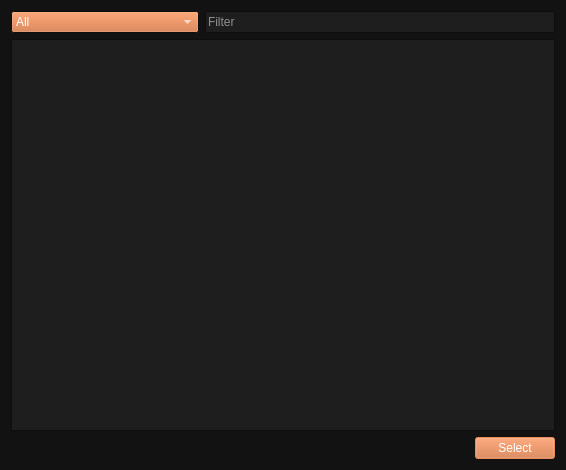
metootem/TF2-Dedicated-Server-Manager, file ui/selectmapdialog.ui: the form before one commit.
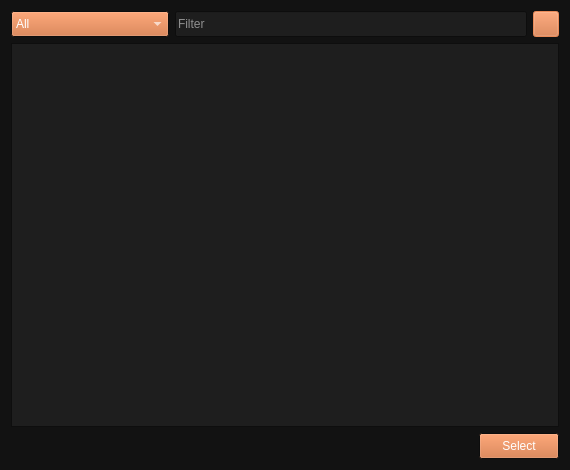
The form after the commit. Icons and pictures are not drawn.

Commit message: Select map optimizations and added a reload button

Patch:
```diff
--- a/ui/selectmapdialog.ui
+++ b/ui/selectmapdialog.ui
@@ -350,6 +350,18 @@
      </property>
      <item>
       <widget class="QComboBox" name="cmbFilter">
+       <property name="minimumSize">
+        <size>
+         <width>158</width>
+         <height>26</height>
+        </size>
+       </property>
+       <property name="maximumSize">
+        <size>
+         <width>158</width>
+         <height>26</height>
+        </size>
+       </property>
        <item>
         <property name="text">
          <string>All</string>
@@ -359,10 +371,16 @@
      </item>
      <item>
       <widget class="QLineEdit" name="lineFilter">
-       <property name="maximumSize">
+       <property name="minimumSize">
         <size>
          <width>350</width>
-         <height>16777215</height>
+         <height>26</height>
+        </size>
+       </property>
+       <property name="maximumSize">
+        <size>
+         <width>16777215</width>
+         <height>26</height>
         </size>
        </property>
        <property name="maxLength">
@@ -373,10 +391,42 @@
        </property>
       </widget>
      </item>
+     <item>
+      <widget class="QPushButton" name="btnRefresh">
+       <property name="minimumSize">
+        <size>
+         <width>26</width>
+         <height>26</height>
+        </size>
+       </property>
+       <property name="maximumSize">
+        <size>
+         <width>26</width>
+         <height>26</height>
+        </size>
+       </property>
+       <property name="toolTip">
+        <string>Reload Map Directory</string>
+       </property>
+       <property name="text">
+        <string/>
+       </property>
+       <property name="icon">
+        <iconset resource="../resources.qrc">
+         <normaloff>:/icons/resources/Icons/Refresh.svg</normaloff>:/icons/resources/Icons/Refresh.svg</iconset>
+       </property>
+      </widget>
+     </item>
     </layout>
    </item>
    <item>
     <widget class="QListWidget" name="listMaps">
+     <property name="minimumSize">
+      <size>
+       <width>548</width>
+       <height>384</height>
+      </size>
+     </property>
      <property name="palette">
       <palette>
        <active>
@@ -724,6 +774,12 @@
      </item>
      <item>
       <widget class="QPushButton" name="btnSelect">
+       <property name="minimumSize">
+        <size>
+         <width>80</width>
+         <height>26</height>
+        </size>
+       </property>
        <property name="text">
         <string>Select</string>
        </property>
```
The commit also changes 2 other files.
